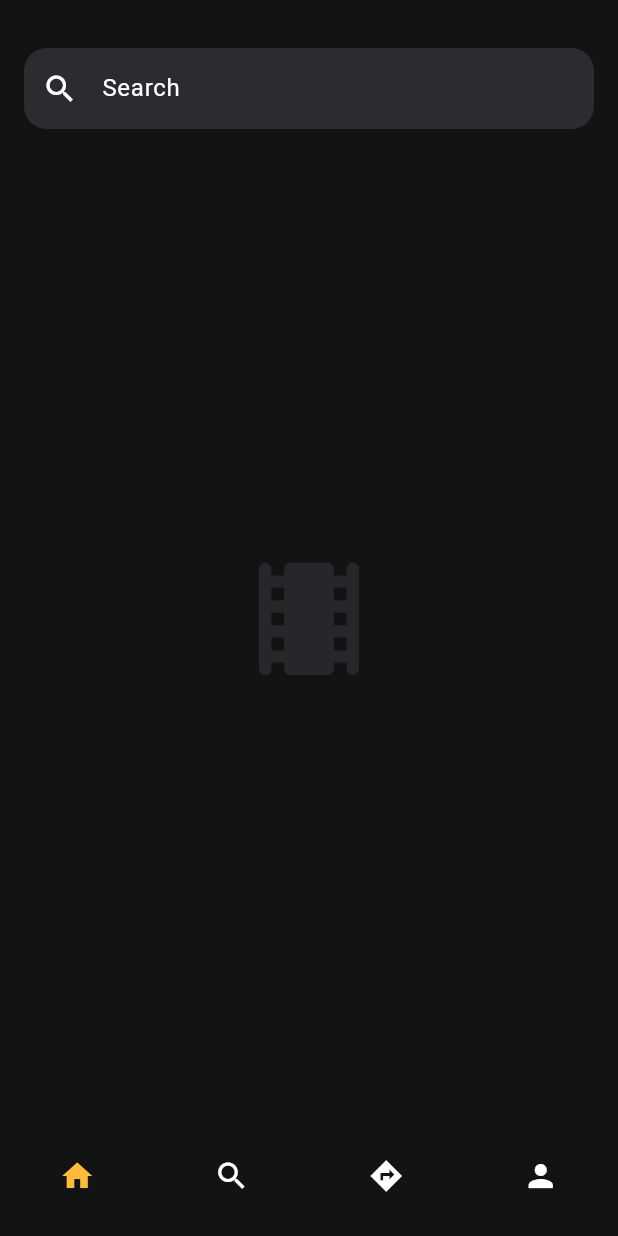
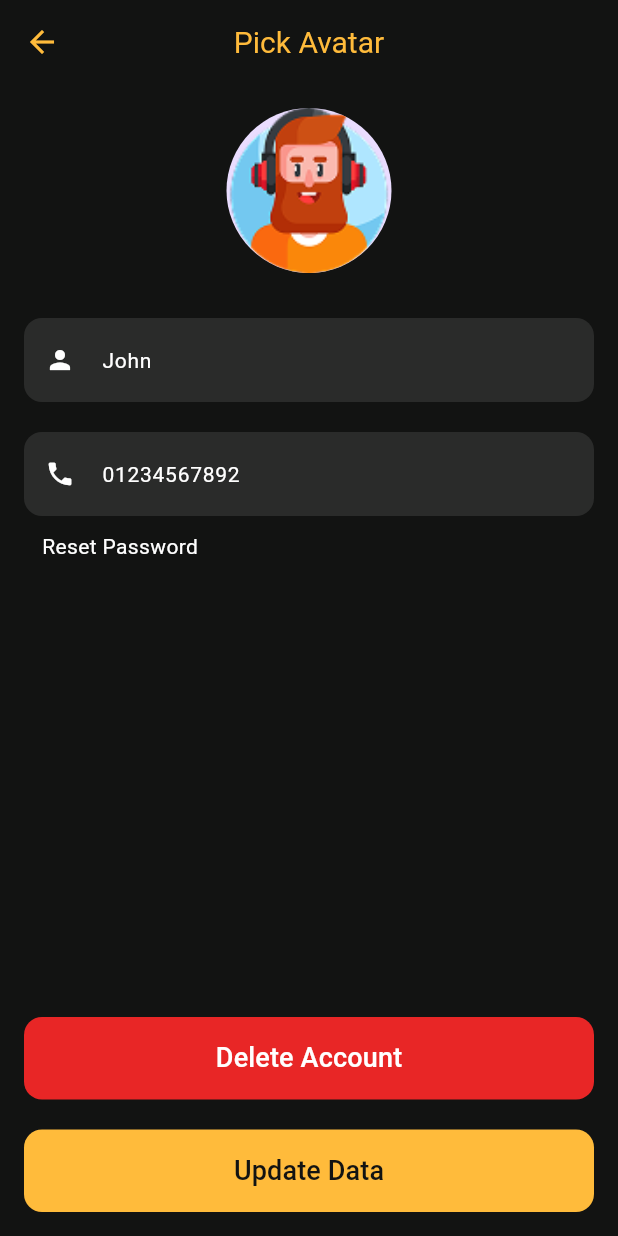
Before and after one commit to Ereny-12/movies_app, a Flutter app: the screen it shows after launch, on a phone screen of 412 x 824 dp. Run offline on Flutter 3.47's test engine with Material 3 defaults, Android fonts, the phone set to English and light mode, and no system bars; our stand-ins replace flutter_screenutil.

```diff
--- a/lib/core/resources/routes/routes_manager.dart
+++ b/lib/core/resources/routes/routes_manager.dart
@@ -1,5 +1,6 @@
 import 'package:flutter/material.dart';
 import 'package:movies_app/features/login/forget_password/forget_password.dart';
+import 'package:movies_app/features/profile/update_profile.dart';
 import 'package:movies_app/features/register/register.dart';
 import 'package:movies_app/features/search_screen/search_screen.dart';
 import '../../../features/login/login.dart';
@@ -17,6 +18,7 @@ class AppRouter {
   static const String forget_password = "/forget_password";
   static const String movieHome = "/MovieHome";
   static const String searchScreen = "/searchScreen";
+  static const String updateProfile = "/updateProfile";
   static const String onBoarding1 = "/onBoarding1";
   static const String onBoarding2 = "/onBoarding2";
   static const String onBoarding3 = "/onBoarding3";
@@ -41,6 +43,9 @@ class AppRouter {
 
       case searchScreen:
         return MaterialPageRoute(builder: (_)=> SearchScreen());
+
+      case updateProfile:
+        return MaterialPageRoute(builder: (_)=> UpdateProfile());
       case onBoarding1:
         return MaterialPageRoute(builder: (_) => const Onboarding1());
 
--- /dev/null
+++ b/lib/features/profile/update_profile.dart
@@ -0,0 +1,65 @@
+import 'package:flutter/Material.dart';
+import 'package:flutter/cupertino.dart';
+
+import '../../core/resources/assets_manager.dart';
+import '../../core/resources/colors_manager.dart';
+import '../../core/shared_widgets/custom_text_field.dart';
+import '../../core/shared_widgets/elevated_button.dart';
+
+class UpdateProfile extends StatelessWidget{
+  const UpdateProfile({super.key});
+
+
+  @override
+  Widget build(BuildContext context) {
+    return Scaffold(
+      backgroundColor: ColorsManager.black,
+      appBar:_buildAppBar (),
+      body: Padding(
+        padding: const EdgeInsets.all(16),
+        child: Column(
+          mainAxisAlignment: MainAxisAlignment.center,
+          children: [
+            CircleAvatar(
+              radius: 55,
+              backgroundImage:AssetImage(ImageAssets.gamer2),
+            ),
+            const SizedBox(height: 30,),
+            CustomTextField(hint: 'John', icon: Icons.person,),
+            const SizedBox(height: 20,),
+            CustomTextField(hint: '01234567892', icon: Icons.phone,),
+            const SizedBox(height: 10,),
+            Align(
+                alignment: Alignment.centerLeft,
+                child: Padding(
+                  padding: const EdgeInsets.symmetric(horizontal: 12),
+                  child: Text("Reset Password" ,style: TextStyle(color: ColorsManager.white, ),),
+                )),
+                Spacer(),
+
+            CustomElevatedButton(
+              text: 'Delete Account',
+              textColor:  ColorsManager.white,
+              backgroundColor: ColorsManager.red,
+              onPress: () {  },),
+              const SizedBox(height: 20,),
+            CustomElevatedButton(
+              text: 'Update Data',
+              onPress: () {  },)
+          ],
+        ),
+      ),
+    );
+  }
+}
+
+AppBar _buildAppBar() {
+  return AppBar(
+    backgroundColor: Colors.transparent,
+    elevation: 0,
+    leading: const Icon(Icons.arrow_back, color: ColorsManager.yellow),
+    title: const Text("Pick Avatar",
+        style: TextStyle(color: ColorsManager.yellow, fontSize: 20)),
+    centerTitle: true,
+  );
+}
--- a/lib/main.dart
+++ b/lib/main.dart
@@ -21,7 +21,7 @@ class MyApp extends StatelessWidget {
         splitScreenMode: true,
         builder: (context,child)=> MaterialApp( debugShowCheckedModeBanner: false,
             onGenerateRoute: appRouter.generateRoute ,
-          initialRoute: AppRouter.searchScreen,)
+          initialRoute: AppRouter.updateProfile,)
     );
   }
 }
```
